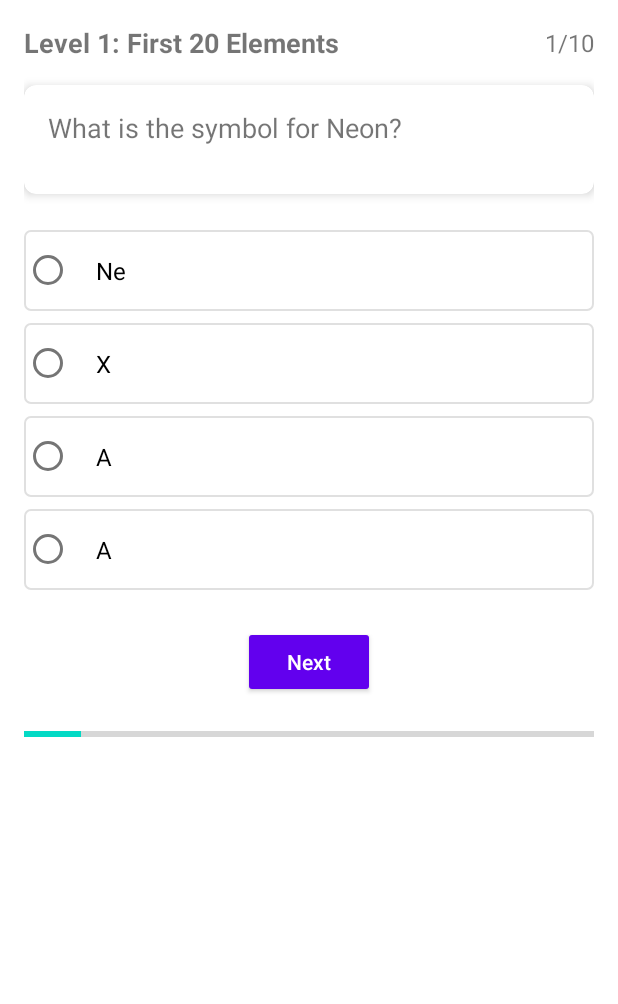
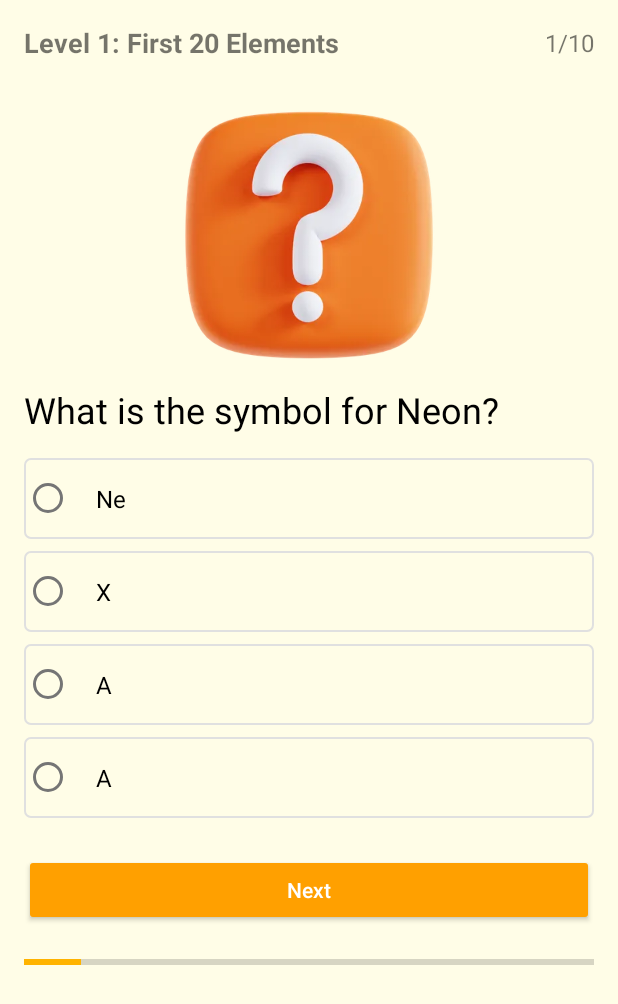
Before and after one commit to KangYiYao19/ChemStart, an Android app: the QuizActivity screen opened directly, with no data from a screen before it, on a phone screen of 412 x 824 dp. Shown: the top 1004 px of the screen. Run offline under Robolectric (Android 15) with nearby library versions, the phone set to English and light mode, and no system bars.

Commit message:
style: QuizActivity

```diff
--- a/app/src/main/res/drawable/option_selected.xml
+++ b/app/src/main/res/drawable/option_selected.xml
@@ -1,7 +1,7 @@
 <?xml version="1.0" encoding="utf-8"?>
 <shape xmlns:android="http://schemas.android.com/apk/res/android"
     android:shape="rectangle">
-    <stroke android:width="2dp" android:color="@color/purple_500"/>
-    <solid android:color="@color/purple_100"/>
+    <stroke android:width="2dp" android:color="@color/bright_orange"/>
+    <solid android:color="@color/beige"/>
     <corners android:radius="4dp"/>
 </shape>
--- a/app/src/main/res/layout/activity_quiz.xml
+++ b/app/src/main/res/layout/activity_quiz.xml
@@ -6,7 +6,7 @@
     android:layout_height="match_parent"
     android:orientation="vertical"
     android:padding="16dp"
-    android:background="@color/white">
+    android:background="@color/soft_white">
 
     <!-- Header Section -->
     <LinearLayout
@@ -33,26 +33,28 @@
             android:textSize="16sp"/>
     </LinearLayout>
 
+    <ImageView
+        android:id="@+id/imgQuestion"
+        android:layout_width="200dp"
+        android:layout_height="200dp"
+        android:src="@drawable/question"
+        android:contentDescription="Question illustration"
+        android:layout_gravity="center_horizontal" />
+
     <!-- Question Card -->
-    <androidx.cardview.widget.CardView
-        android:layout_width="match_parent"
-        android:layout_height="wrap_content"
-        android:layout_marginBottom="24dp"
-        app:cardCornerRadius="8dp"
-        app:cardElevation="4dp">
-
     <LinearLayout
         android:layout_width="match_parent"
         android:layout_height="wrap_content"
         android:orientation="vertical"
-            android:padding="16dp">
+        android:background="@color/soft_white">
 
         <TextView
             android:id="@+id/tvQuestion"
             android:layout_width="match_parent"
             android:layout_height="wrap_content"
             android:text="What is the symbol for Oxygen?"
-                android:textSize="18sp"
+            android:textColor="@color/black"
+            android:textSize="24sp"
             android:layout_marginBottom="16dp"/>
 
         <ImageView
@@ -64,7 +66,6 @@
             android:contentDescription="Element visual"
             android:layout_marginBottom="16dp"/>
     </LinearLayout>
-    </androidx.cardview.widget.CardView>
 
     <!-- Answer Options -->
     <RadioGroup
@@ -77,21 +78,25 @@
         <RadioButton
             android:id="@+id/rbOption1"
             style="@style/QuizOptionButton"
+            android:textColor="@color/black"
             android:text="O"/>
 
         <RadioButton
             android:id="@+id/rbOption2"
             style="@style/QuizOptionButton"
+            android:textColor="@color/black"
             android:text="Ox"/>
 
         <RadioButton
             android:id="@+id/rbOption3"
             style="@style/QuizOptionButton"
+            android:textColor="@color/black"
             android:text="Og"/>
 
         <RadioButton
             android:id="@+id/rbOption4"
             style="@style/QuizOptionButton"
+            android:textColor="@color/black"
             android:text="On"/>
     </RadioGroup>
 
@@ -113,9 +118,10 @@
 
         <Button
             android:id="@+id/btnNext"
-            android:layout_width="wrap_content"
+            android:layout_width="match_parent"
             android:layout_height="wrap_content"
             android:text="Next"
+            android:backgroundTint="@color/bright_orange"
             style="@style/QuizActionButton"/>
     </LinearLayout>
 
--- a/app/src/main/res/layout/activity_result.xml
+++ b/app/src/main/res/layout/activity_result.xml
@@ -20,10 +20,10 @@
 
     <ImageView
         android:id="@+id/ivResult"
-        android:layout_width="120dp"
-        android:layout_height="120dp"
+        android:layout_width="160dp"
+        android:layout_height="160dp"
         android:layout_marginBottom="24dp"
-        android:src="@drawable/ic_quiz_result"/>
+        android:src="@drawable/victory"/>
 
     <TextView
         android:id="@+id/tvScore"
@@ -31,6 +31,7 @@
         android:layout_height="wrap_content"
         android:textSize="36sp"
         android:textStyle="bold"
+        android:textColor="@color/black"
         android:layout_marginBottom="8dp"/>
 
     <TextView
@@ -53,6 +54,7 @@
         android:layout_width="match_parent"
         android:layout_height="wrap_content"
         android:textSize="18sp"
+        android:textColor="@color/black"
         android:gravity="center"
         android:layout_marginBottom="32dp"/>
 
@@ -61,13 +63,14 @@
         android:layout_width="match_parent"
         android:layout_height="wrap_content"
         android:text="Try Again"
-        android:layout_marginBottom="16dp"
-        style="@style/Widget.AppCompat.Button.Colored"/>
+        android:layout_marginBottom="16dp"/>
 
     <Button
         android:id="@+id/btnMenu"
         android:layout_width="match_parent"
         android:layout_height="wrap_content"
         android:text="Back to Menu"
-        style="@style/Widget.AppCompat.Button.Borderless"/>
+        android:textColor="@color/black"
+        android:elevation="0dp"
+        android:backgroundTint="@color/beige"/>
 </LinearLayout>
--- a/app/src/main/res/values-night/themes.xml
+++ b/app/src/main/res/values-night/themes.xml
@@ -2,12 +2,12 @@
     <!-- Base application theme. -->
     <style name="Theme.ChemStart" parent="Theme.MaterialComponents.DayNight.NoActionBar">
         <!-- Primary brand color. -->
-        <item name="colorPrimary">@color/purple_200</item>
-        <item name="colorPrimaryVariant">@color/purple_700</item>
+        <item name="colorPrimary">@color/bright_orange</item>
+        <item name="colorPrimaryVariant">@color/bright_orange</item>
         <item name="colorOnPrimary">@color/black</item>
         <!-- Secondary brand color. -->
-        <item name="colorSecondary">@color/teal_200</item>
-        <item name="colorSecondaryVariant">@color/teal_200</item>
+        <item name="colorSecondary">@color/amber</item>
+        <item name="colorSecondaryVariant">@color/amber</item>
         <item name="colorOnSecondary">@color/black</item>
         <!-- Status bar color. -->
         <item name="android:statusBarColor">?attr/colorPrimaryVariant</item>
--- a/app/src/main/res/values/themes.xml
+++ b/app/src/main/res/values/themes.xml
@@ -2,13 +2,14 @@
     <!-- Base application theme. -->
     <style name="Theme.ChemStart" parent="Theme.MaterialComponents.DayNight.NoActionBar">
         <!-- Primary brand color. -->
-        <item name="colorPrimary">@color/purple_500</item>
-        <item name="colorPrimaryVariant">@color/purple_700</item>
-        <item name="colorOnPrimary">@color/white</item>
+        <item name="colorPrimary">@color/bright_orange</item>
+        <item name="colorPrimaryVariant">@color/bright_orange</item>
+        <item name="colorOnPrimary">@color/black</item>
         <!-- Secondary brand color. -->
-        <item name="colorSecondary">@color/teal_200</item>
-        <item name="colorSecondaryVariant">@color/teal_700</item>
+        <item name="colorSecondary">@color/amber</item>
+        <item name="colorSecondaryVariant">@color/amber</item>
         <item name="colorOnSecondary">@color/black</item>
+
         <!-- Status bar color. -->
         <item name="android:statusBarColor">?attr/colorPrimaryVariant</item>
         <!-- Customize your theme here. -->
```
Also changed, not shown: app/src/main/res/drawable/question.png (added), app/src/main/res/drawable/victory.png (added). Lines whose indentation alone changed are shown as unchanged.
